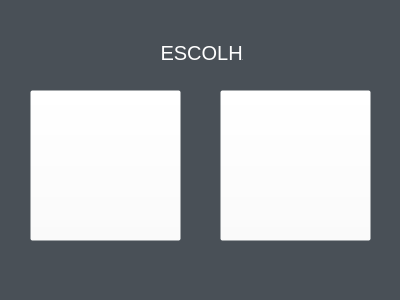
Before: the Qt Designer form Escolha.ui in PabloBezerra/Primeiro-game, drawn with Qt 5.
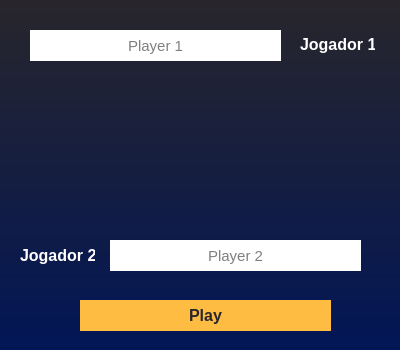
After: the same form once the commit is applied.

Diff of the .ui file:
```diff
--- a/Escolha.ui
+++ b/Escolha.ui
@@ -7,25 +7,31 @@
     <x>0</x>
     <y>0</y>
     <width>400</width>
-    <height>300</height>
+    <height>350</height>
    </rect>
   </property>
   <property name="windowTitle">
    <string>Escolha</string>
   </property>
   <property name="styleSheet">
-   <string notr="true">background-color: rgb(73, 80, 87);</string>
+   <string notr="true">background-color: qlineargradient(spread:pad, x1:1, y1:1, x2:1, y2:0, stop:0 rgba(2, 22, 86, 255), stop:1 rgba(40, 38, 44, 255));
+border-radius:20px;
+</string>
   </property>
   <widget class="QWidget" name="centralwidget">
    <widget class="QLabel" name="caixax">
     <property name="geometry">
      <rect>
-      <x>40</x>
-      <y>100</y>
+      <x>50</x>
+      <y>90</y>
       <width>131</width>
       <height>141</height>
      </rect>
     </property>
+    <property name="styleSheet">
+     <string notr="true">background-color: rgba(255, 255, 255, 0);
+border: 0px solid rgba(255, 255, 255, 0)</string>
+    </property>
     <property name="text">
      <string/>
     </property>
@@ -33,12 +39,16 @@
    <widget class="QLabel" name="caixao">
     <property name="geometry">
      <rect>
-      <x>230</x>
-      <y>100</y>
+      <x>220</x>
+      <y>90</y>
       <width>131</width>
       <height>141</height>
      </rect>
     </property>
+    <property name="styleSheet">
+     <string notr="true">background-color: rgba(255, 255, 255, 0);
+</string>
+    </property>
     <property name="text">
      <string/>
     </property>
@@ -47,16 +57,23 @@
     <property name="geometry">
      <rect>
       <x>160</x>
-      <y>40</y>
-      <width>83</width>
+      <y>30</y>
+      <width>88</width>
       <height>27</height>
      </rect>
     </property>
+    <property name="font">
+     <font>
+      <pointsize>-1</pointsize>
+      <bold>true</bold>
+     </font>
+    </property>
     <property name="focusPolicy">
      <enum>Qt::StrongFocus</enum>
     </property>
     <property name="styleSheet">
-     <string notr="true">color: rgb(255, 255, 255);
+     <string notr="true">background-color: rgba(255, 255, 255, 0);
+color: rgba(255, 255, 255, 254);
 font-size: 20px;</string>
     </property>
     <property name="text">
@@ -69,10 +86,10 @@
    <widget class="QPushButton" name="btn_caixax">
     <property name="geometry">
      <rect>
-      <x>30</x>
+      <x>50</x>
       <y>90</y>
-      <width>151</width>
-      <height>151</height>
+      <width>131</width>
+      <height>141</height>
      </rect>
     </property>
     <property name="styleSheet">
@@ -87,8 +104,8 @@
      <rect>
       <x>220</x>
       <y>90</y>
-      <width>151</width>
-      <height>151</height>
+      <width>131</width>
+      <height>141</height>
      </rect>
     </property>
     <property name="styleSheet">
@@ -98,6 +115,296 @@
      <string/>
     </property>
    </widget>
+   <widget class="QPushButton" name="play_robo">
+    <property name="geometry">
+     <rect>
+      <x>290</x>
+      <y>280</y>
+      <width>75</width>
+      <height>41</height>
+     </rect>
+    </property>
+    <property name="font">
+     <font>
+      <pointsize>-1</pointsize>
+      <bold>true</bold>
+     </font>
+    </property>
+    <property name="styleSheet">
+     <string notr="true">background-color: rgb(255, 188, 66);
+color: rgbrgb(40, 38, 44);
+border-radius: 15px;
+font-size:20px</string>
+    </property>
+    <property name="text">
+     <string>Play</string>
+    </property>
+   </widget>
+   <widget class="QLabel" name="label">
+    <property name="geometry">
+     <rect>
+      <x>30</x>
+      <y>250</y>
+      <width>82</width>
+      <height>27</height>
+     </rect>
+    </property>
+    <property name="font">
+     <font>
+      <pointsize>-1</pointsize>
+      <bold>true</bold>
+     </font>
+    </property>
+    <property name="styleSheet">
+     <string notr="true">background-color: rgba(255, 255, 255, 0);
+color: rgba(255, 255, 255, 254);
+font-size:20px</string>
+    </property>
+    <property name="text">
+     <string>Jogador:</string>
+    </property>
+   </widget>
+   <widget class="QLabel" name="label_2">
+    <property name="geometry">
+     <rect>
+      <x>32</x>
+      <y>284</y>
+      <width>252</width>
+      <height>41</height>
+     </rect>
+    </property>
+    <property name="styleSheet">
+     <string notr="true">background-color:rgb(40, 38, 44);
+color: rgb(40, 38, 44);
+border-radius:15px</string>
+    </property>
+    <property name="text">
+     <string/>
+    </property>
+   </widget>
+   <widget class="QLabel" name="label_4">
+    <property name="geometry">
+     <rect>
+      <x>297</x>
+      <y>283</y>
+      <width>71</width>
+      <height>41</height>
+     </rect>
+    </property>
+    <property name="styleSheet">
+     <string notr="true">background-color:rgb(40, 38, 44);
+color: rgb(40, 38, 44);
+border-radius:15px</string>
+    </property>
+    <property name="text">
+     <string/>
+    </property>
+   </widget>
+   <widget class="QLineEdit" name="player_robo">
+    <property name="geometry">
+     <rect>
+      <x>30</x>
+      <y>280</y>
+      <width>251</width>
+      <height>41</height>
+     </rect>
+    </property>
+    <property name="styleSheet">
+     <string notr="true">background-color: rgb(255, 255, 255);
+color: rgba(129, 129, 129, 254);
+font-size: 20px;
+border-radius: 15px</string>
+    </property>
+    <property name="alignment">
+     <set>Qt::AlignCenter</set>
+    </property>
+    <property name="placeholderText">
+     <string>Player1</string>
+    </property>
+   </widget>
+   <widget class="QFrame" name="pvp">
+    <property name="geometry">
+     <rect>
+      <x>0</x>
+      <y>0</y>
+      <width>400</width>
+      <height>350</height>
+     </rect>
+    </property>
+    <property name="styleSheet">
+     <string notr="true">border-radius: 20px;</string>
+    </property>
+    <property name="frameShape">
+     <enum>QFrame::StyledPanel</enum>
+    </property>
+    <property name="frameShadow">
+     <enum>QFrame::Raised</enum>
+    </property>
+    <widget class="QLineEdit" name="player_1">
+     <property name="geometry">
+      <rect>
+       <x>30</x>
+       <y>30</y>
+       <width>251</width>
+       <height>31</height>
+      </rect>
+     </property>
+     <property name="styleSheet">
+      <string notr="true">background-color: rgb(255, 255, 255);
+border-radius: 20px;
+font-size:15px</string>
+     </property>
+     <property name="alignment">
+      <set>Qt::AlignCenter</set>
+     </property>
+     <property name="placeholderText">
+      <string>Player 1</string>
+     </property>
+    </widget>
+    <widget class="QLineEdit" name="player_2">
+     <property name="geometry">
+      <rect>
+       <x>110</x>
+       <y>240</y>
+       <width>251</width>
+       <height>31</height>
+      </rect>
+     </property>
+     <property name="styleSheet">
+      <string notr="true">background-color: rgb(255, 255, 255);
+border-radius: 20px;
+font-size:15px</string>
+     </property>
+     <property name="alignment">
+      <set>Qt::AlignCenter</set>
+     </property>
+     <property name="placeholderText">
+      <string>Player 2</string>
+     </property>
+    </widget>
+    <widget class="QPushButton" name="play_pvp">
+     <property name="geometry">
+      <rect>
+       <x>80</x>
+       <y>300</y>
+       <width>251</width>
+       <height>31</height>
+      </rect>
+     </property>
+     <property name="font">
+      <font>
+       <pointsize>12</pointsize>
+       <bold>true</bold>
+      </font>
+     </property>
+     <property name="cursor">
+      <cursorShape>PointingHandCursor</cursorShape>
+     </property>
+     <property name="styleSheet">
+      <string notr="true">background-color: rgb(255, 188, 66);
+color: rgb(40, 38, 44);
+border-radius: 20px;</string>
+     </property>
+     <property name="text">
+      <string>Play</string>
+     </property>
+    </widget>
+    <widget class="QLabel" name="label_5">
+     <property name="geometry">
+      <rect>
+       <x>300</x>
+       <y>34</y>
+       <width>75</width>
+       <height>21</height>
+      </rect>
+     </property>
+     <property name="font">
+      <font>
+       <pointsize>12</pointsize>
+       <bold>true</bold>
+      </font>
+     </property>
+     <property name="styleSheet">
+      <string notr="true">background-color: rgba(255, 255, 255, 0);
+color: rgb(255, 255, 255);</string>
+     </property>
+     <property name="text">
+      <string>Jogador 1</string>
+     </property>
+    </widget>
+    <widget class="QLabel" name="label_6">
+     <property name="geometry">
+      <rect>
+       <x>20</x>
+       <y>245</y>
+       <width>75</width>
+       <height>21</height>
+      </rect>
+     </property>
+     <property name="font">
+      <font>
+       <pointsize>12</pointsize>
+       <bold>true</bold>
+      </font>
+     </property>
+     <property name="styleSheet">
+      <string notr="true">background-color: rgba(255, 255, 255, 0);
+color: rgb(255, 255, 255);</string>
+     </property>
+     <property name="text">
+      <string>Jogador 2</string>
+     </property>
+    </widget>
+    <widget class="QLabel" name="caixaxpvp">
+     <property name="geometry">
+      <rect>
+       <x>70</x>
+       <y>90</y>
+       <width>111</width>
+       <height>111</height>
+      </rect>
+     </property>
+     <property name="styleSheet">
+      <string notr="true">background-color: rgba(255, 255, 255, 0);</string>
+     </property>
+     <property name="text">
+      <string/>
+     </property>
+     <property name="alignment">
+      <set>Qt::AlignCenter</set>
+     </property>
+    </widget>
+    <widget class="QLabel" name="caixaopvp">
+     <property name="geometry">
+      <rect>
+       <x>210</x>
+       <y>90</y>
+       <width>121</width>
+       <height>111</height>
+      </rect>
+     </property>
+     <property name="styleSheet">
+      <string notr="true">background-color: rgba(255, 255, 255, 0);</string>
+     </property>
+     <property name="text">
+      <string/>
+     </property>
+     <property name="alignment">
+      <set>Qt::AlignCenter</set>
+     </property>
+    </widget>
+   </widget>
+   <zorder>label_4</zorder>
+   <zorder>label_2</zorder>
+   <zorder>caixaX</zorder>
+   <zorder>caixaO</zorder>
+   <zorder>label_3</zorder>
+   <zorder>btn_caixax</zorder>
+   <zorder>btn_caixao</zorder>
+   <zorder>play_robo</zorder>
+   <zorder>label</zorder>
+   <zorder>player_robo</zorder>
+   <zorder>pvp</zorder>
   </widget>
  </widget>
  <resources/>
```
Left out of the diff: 4 changed lines with no effect on the pictures.
